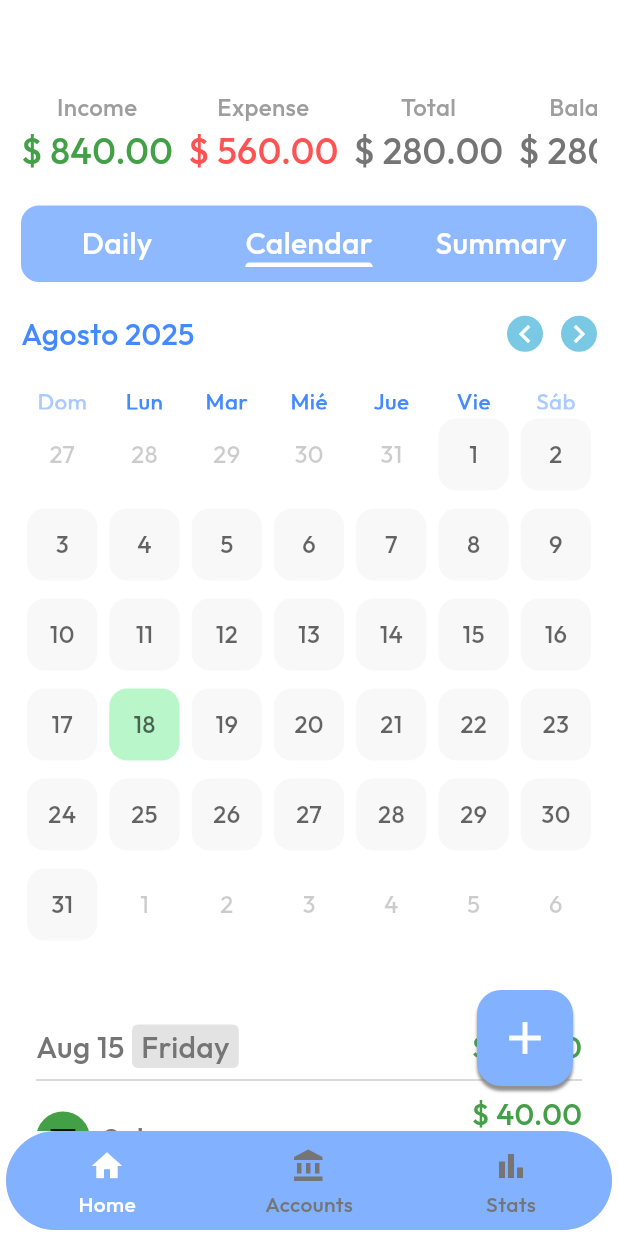
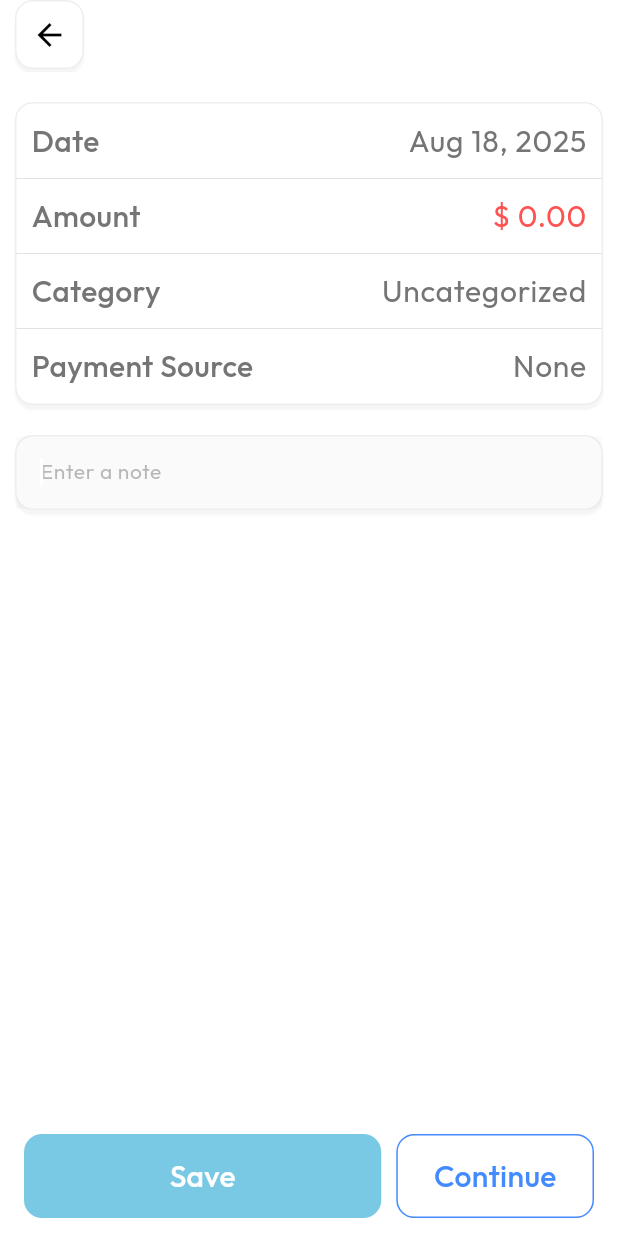
Before and after one commit to DrkDsk/FlutterMoneyManager, a Flutter app: the HomeScreen screen opened directly, after a tap on the "add" icon, on a phone screen of 412 x 824 dp. Run offline on Flutter 3.47's test engine with Material 3 defaults, Android fonts, the phone set to English and light mode, and no system bars; drawn by our look-alikes of table_calendar; our stand-ins replace bloc, flutter_bloc, flutter_svg, get_it, lottie.

Commit message:
feat: create transaction widget

```diff
--- /dev/null
+++ b/lib/src/core/router/app_router.dart
@@ -0,0 +1,56 @@
+import 'package:flutter/material.dart';
+
+class AppRouter {
+
+  static late NavigatorState navigator;
+
+  AppRouter(BuildContext context) {
+    navigator = Navigator.of(context);
+  }
+
+  static AppRouter of(BuildContext context) {
+    return AppRouter(context);
+  }
+
+  Future<void> goToScreen(Widget screen) async {
+    await navigator.push(_createRoute(screen));
+  }
+
+  Future<void> goToScreenAndReplace(Widget screen) async {
+    navigator.popUntil((route) => route.isFirst);
+    await navigator.pushReplacement(_createRoute(screen));
+  }
+
+  Future<void> goToScreenAndClear(Widget screen) async {
+    await navigator.pushAndRemoveUntil(
+      _createRoute(screen),
+          (route) => false,
+    );
+  }
+
+  void pop() => navigator.pop();
+
+  void popUntil(int count) {
+    var temp = 0;
+    navigator.popUntil((route) {
+      return temp++ == count;
+    });
+  }
+
+  PageRouteBuilder _createRoute(Widget screen) => PageRouteBuilder(
+    pageBuilder: (_, __, ___) => screen,
+    transitionsBuilder: (_, animation, __, child) {
+      const begin = Offset(1.0, 0.0);
+      const end = Offset.zero;
+      const curve = Curves.ease;
+      var tween = Tween(begin: begin, end: end).chain(
+        CurveTween(curve: curve),
+      );
+      return SlideTransition(
+        position: animation.drive(tween),
+        child: child,
+      );
+    },
+  );
+
+}
--- /dev/null
+++ b/lib/src/core/shared/home/ui/widgets/custom_app_bar.dart
@@ -0,0 +1,26 @@
+import 'package:flutter/material.dart';
+import 'package:flutter_money_manager/src/core/router/app_router.dart';
+import 'package:flutter_money_manager/src/core/theme/styles.dart';
+
+class CustomAppBar extends StatelessWidget implements PreferredSizeWidget {
+  const CustomAppBar({super.key});
+
+  @override
+  Widget build(BuildContext context) {
+    return AppBar(
+      leading: GestureDetector(
+        onTap: () => AppRouter.of(context).pop(),
+        child: Container(
+          margin: const EdgeInsets.only(left: 10, bottom: 2),
+          decoration: defaultBorder,
+          child: const Center(
+            child: Icon(Icons.arrow_back),
+          ),
+        ),
+      ),
+    );
+  }
+
+  @override
+  Size get preferredSize => const Size.fromHeight(kMinInteractiveDimension);
+}
--- /dev/null
+++ b/lib/src/core/theme/styles.dart
@@ -0,0 +1,14 @@
+import 'package:flutter/material.dart';
+
+BoxDecoration defaultBorder = BoxDecoration(
+    color: Colors.white,
+    borderRadius: BorderRadius.circular(12),
+    border: Border.all(color: Colors.grey.shade200),
+    boxShadow: [
+      BoxShadow(
+          color: Colors.grey.shade100,
+          offset: const Offset(0, 3),
+          blurRadius: 0.5
+      )
+    ]
+);
--- a/lib/src/features/home/ui/pages/daily_home_page.dart
+++ b/lib/src/features/home/ui/pages/daily_home_page.dart
@@ -1,10 +1,10 @@
 import 'package:flutter/material.dart';
 import 'package:flutter_money_manager/src/core/colors/app_colors.dart';
-import 'package:flutter_money_manager/src/features/home/ui/widgets/add_summary_button.dart';
+import 'package:flutter_money_manager/src/features/home/ui/widgets/add_transaction_button.dart';
 import 'package:flutter_money_manager/src/features/home/ui/widgets/calendar_page.dart';
 import 'package:flutter_money_manager/src/features/home/ui/widgets/daily_balance_widget.dart';
 import 'package:flutter_money_manager/src/features/home/ui/widgets/home_tab_bar.dart';
-import 'package:flutter_money_manager/src/features/home/ui/widgets/summary_content.dart';
+import 'package:flutter_money_manager/src/features/transaction/ui/widgets/transaction_summary_content.dart';
 
 class HomePage extends StatefulWidget {
   const HomePage({super.key});
@@ -35,7 +35,7 @@ class _HomePageState extends State<HomePage> with TickerProviderStateMixin {
               const SizedBox(height: 60),
               const SingleChildScrollView(
                   scrollDirection: Axis.horizontal,
-                  child: SummaryContent()
+                  child: TransactionSummaryContent()
               ),
               const SizedBox(height: 20),
               Container(
@@ -52,14 +52,14 @@ class _HomePageState extends State<HomePage> with TickerProviderStateMixin {
                   CalendarPage(),
                   DailyBalancePage(),
                 ]),
-              )
+              ),
             ],
           ),
         ),
         const Positioned(
           bottom: 30,
           right: 30,
-          child: AddSummaryButton()
+          child: AddTransactionButton()
         )
       ],
     );
--- a/lib/src/features/home/ui/widgets/add_summary_button.dart
+++ b/lib/src/features/home/ui/widgets/add_transaction_button.dart
@@ -1,7 +1,9 @@
 import 'package:flutter/material.dart';
+import 'package:flutter_money_manager/src/core/router/app_router.dart';
+import 'package:flutter_money_manager/src/features/transaction/ui/screen/create_transaction_screen.dart';
 
-class AddSummaryButton extends StatelessWidget {
-  const AddSummaryButton({
+class AddTransactionButton extends StatelessWidget {
+  const AddTransactionButton({
     super.key,
   });
 
@@ -11,7 +13,11 @@ class AddSummaryButton extends StatelessWidget {
     final theme = Theme.of(context);
 
     return GestureDetector(
-      onTap: () {},
+      onTap: () {
+        final router = AppRouter.of(context);
+
+        router.goToScreen(const CreateTransactionScreen());
+      },
       child: Container(
         padding: const EdgeInsets.all(14),
         decoration: BoxDecoration(
--- a/lib/src/features/home/ui/widgets/calendar_page.dart
+++ b/lib/src/features/home/ui/widgets/calendar_page.dart
@@ -12,7 +12,7 @@ class CalendarPage extends StatelessWidget {
       child: Column(
         children: [
           BodyCalendar(),
-          SizedBox(height: 40,),
+          SizedBox(height: 40),
           SizedBox(
             height: 400,
             child: ExpenseList(),
--- a/lib/src/features/home/ui/widgets/custom_bottom_app_bar.dart
+++ b/lib/src/features/home/ui/widgets/custom_bottom_app_bar.dart
@@ -16,7 +16,7 @@ class CustomBottomAppBar extends StatelessWidget {
     final theme = Theme.of(context);
 
     return Container(
-      margin: const EdgeInsets.only(bottom: 4, left: 4, right: 4),
+      margin: const EdgeInsets.only(bottom: 12, left: 12, right: 12),
       child: ClipRRect(
         borderRadius: const BorderRadius.all(Radius.circular(34)),
         child: BottomNavigationBar(
--- a/lib/src/features/home/ui/widgets/daily_balance_widget.dart
+++ b/lib/src/features/home/ui/widgets/daily_balance_widget.dart
@@ -23,9 +23,9 @@ class DailyBalancePage extends StatelessWidget {
             ),
           ),
           const SizedBox(height: 10),
-          SizedBox(
-            height: MediaQuery.of(context).size.height * 0.90,
-            child: const ExpenseList(),
+          const SizedBox(
+            height: 400,
+            child: ExpenseList(),
           ),
         ],
       ),
--- a/lib/src/features/login/ui/screens/login_screen.dart
+++ b/lib/src/features/login/ui/screens/login_screen.dart
@@ -20,6 +20,9 @@ class LoginScreen extends StatelessWidget {
           padding: EdgeInsets.only(left: 16, right: 16, top: 60, bottom: 20),
           child: Column(
             children: [
+              SingleChildScrollView(
+                child: Column(
+                  children: [
                     HeaderLogin(),
                     SizedBox(height: 20),
                     LoginFormContainer(),
@@ -33,9 +36,11 @@ class LoginScreen extends StatelessWidget {
                     RegisterLink(),
                     SizedBox(height: 20),
                     LoginAlternativeContainer(),
-              SizedBox(height: 30,),
+                  ],
+                ),
+              ),
               Spacer(),
-              GoogleLogin(),
+              GoogleLogin()
             ],
           ),
         ),
--- /dev/null
+++ b/lib/src/features/transaction/ui/screen/create_transaction_screen.dart
@@ -0,0 +1,161 @@
+import 'package:flutter/material.dart';
+import 'package:flutter_money_manager/src/core/colors/app_colors.dart';
+import 'package:flutter_money_manager/src/core/shared/home/ui/widgets/custom_app_bar.dart';
+import 'package:flutter_money_manager/src/core/theme/styles.dart';
+
+class CreateTransactionScreen extends StatefulWidget {
+  const CreateTransactionScreen({super.key});
+
+  @override
+  State<CreateTransactionScreen> createState() => _CreateTransactionScreenState();
+}
+
+class _CreateTransactionScreenState extends State<CreateTransactionScreen> {
+
+  final FocusNode _focusNode = FocusNode();
+  late TextEditingController _noteController;
+
+  @override
+  void initState() {
+    _noteController = TextEditingController();
+    super.initState();
+  }
+
+  @override
+  void dispose() {
+    _focusNode.dispose();
+    super.dispose();
+  }
+
+  @override
+  Widget build(BuildContext context) {
+    final theme = Theme.of(context);
+
+    final largeStyle = theme.textTheme.bodyLarge
+        ?.copyWith(fontSize: 20, fontWeight: FontWeight.w400);
+    final smallStyle = theme.textTheme.bodyMedium?.copyWith(fontSize: 20);
+
+    return Scaffold(
+      appBar: const CustomAppBar(),
+      bottomNavigationBar: BottomAppBar(
+        child: Row(
+          children: [
+            Expanded(
+              child: Container(
+                decoration: BoxDecoration(
+                  color: AppColors.turquoise,
+                  borderRadius: BorderRadius.circular(12)
+                ),
+                child: Center(child: Text("Save", style: theme.textTheme.bodyMedium?.copyWith(color: theme.colorScheme.primary))),
+              ),
+            ),
+            const SizedBox(width: 10),
+            Container(
+              padding: const EdgeInsets.symmetric(horizontal: 24),
+              decoration: BoxDecoration(
+                  borderRadius: BorderRadius.circular(12),
+                border: Border.all(color: theme.colorScheme.secondary)
+              ),
+              child: Center(child: Text("Continue", style: theme.textTheme.bodyMedium?.copyWith(color: theme.colorScheme.secondary))),
+            )
+          ],
+        ),
+      ),
+      body: SafeArea(
+        child: Column(
+          children: [
+            const SizedBox(height: 10,),
+            Container(
+              margin: const EdgeInsets.all(10),
+              padding: const EdgeInsets.symmetric(vertical: 10),
+              decoration: defaultBorder,
+              child: Column(
+                mainAxisSize: MainAxisSize.min,
+                children: [
+                  Padding(
+                    padding: const EdgeInsets.symmetric(horizontal: 10.0),
+                    child: Row(
+                      mainAxisAlignment: MainAxisAlignment.spaceBetween,
+                      children: [
+                        Text("Date", style: smallStyle),
+                        GestureDetector(
+                            onTap: () {
+                              final today = DateTime.now();
+                              const defaultDuration = Duration(days: 30);
+
+                              final firstDate = today.subtract(defaultDuration);
+                              final lastDate = today.add(defaultDuration);
+
+                              showDatePicker(
+                                  context: context,
+                                  firstDate: firstDate,
+                                  lastDate: lastDate);
+                            },
+                            child: Text("Aug 18, 2025", style: largeStyle))
+                      ],
+                    ),
+                  ),
+                  const Divider(height: 20, color: Colors.grey, thickness: 0.2),
+                  Padding(
+                    padding: const EdgeInsets.symmetric(horizontal: 10.0),
+                    child: Row(
+                      mainAxisAlignment: MainAxisAlignment.spaceBetween,
+                      children: [
+                        Text("Amount", style: smallStyle),
+                        Text("\$ 0.00",
+                            style:
+                                largeStyle?.copyWith(color: AppColors.expenseColor))
+                      ],
+                    ),
+                  ),
+                  const Divider(height: 20, color: Colors.grey, thickness: 0.2),
+                  Padding(
+                    padding: const EdgeInsets.symmetric(horizontal: 10.0),
+                    child: Row(
+                      mainAxisAlignment: MainAxisAlignment.spaceBetween,
+                      children: [
+                        Text("Category", style: smallStyle),
+                        Text("Uncategorized", style: largeStyle)
+                      ],
+                    ),
+                  ),
+                  const Divider(height: 20, color: Colors.grey, thickness: 0.2),
+                  Padding(
+                    padding: const EdgeInsets.symmetric(horizontal: 10.0),
+                    child: Row(
+                      mainAxisAlignment: MainAxisAlignment.spaceBetween,
+                      children: [
+                        Text("Payment Source", style: smallStyle),
+                        Text("None", style: largeStyle)
+                      ],
+                    ),
+                  ),
+                ],
+              ),
+            ),
+            const SizedBox(height: 10),
+            Container(
+              decoration: defaultBorder,
+              margin: const EdgeInsets.symmetric(horizontal: 10),
+              child: TextFormField(
+                controller: _noteController,
+                autofocus: true,
+                focusNode: _focusNode,
+                style: theme.textTheme.bodySmall,
+                decoration: InputDecoration(
+                  hintText: "Enter a note",
+                  hintStyle: TextStyle(
+                    color: AppColors.onPrimary.withOpacity(0.5)
+                  ),
+                    filled: true,
+                  fillColor: Colors.grey.withOpacity(0.05),
+                  border: InputBorder.none
+                ),
+              ),
+            )
+          ],
+        ),
+      ),
+    );
+  }
+}
--- a/lib/src/features/home/ui/widgets/summary_content.dart
+++ b/lib/src/features/transaction/ui/widgets/transaction_summary_content.dart
@@ -2,8 +2,8 @@ import 'package:flutter/material.dart';
 import 'package:flutter_money_manager/src/core/colors/app_colors.dart';
 import 'package:flutter_money_manager/src/features/home/ui/widgets/summary_text.dart';
 
-class SummaryContent extends StatelessWidget {
-  const SummaryContent({
+class TransactionSummaryContent extends StatelessWidget {
+  const TransactionSummaryContent({
     super.key,
   });
 
```
Lines whose indentation alone changed are shown as unchanged.
